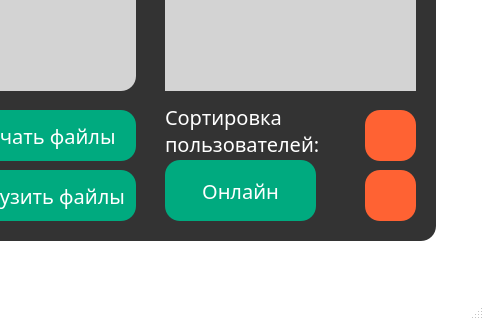
Before: the Qt Designer form Main.ui in ChazGrant/Messenger, drawn with Qt 5; both pictures show x 815 to 1299 and y 380 to 700 of the 1299 by 700 pixel window.
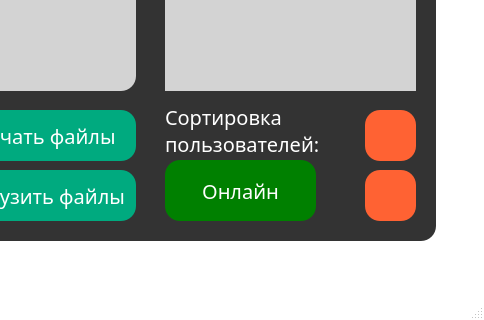
After: the same form once the commit is applied. Icons and pictures are not drawn.

```diff
--- a/Main.ui
+++ b/Main.ui
@@ -428,7 +428,7 @@
       </rect>
      </property>
      <property name="styleSheet">
-      <string notr="true"/>
+      <string notr="true">background-color: green;</string>
      </property>
      <property name="text">
       <string>Онлайн</string>
```
